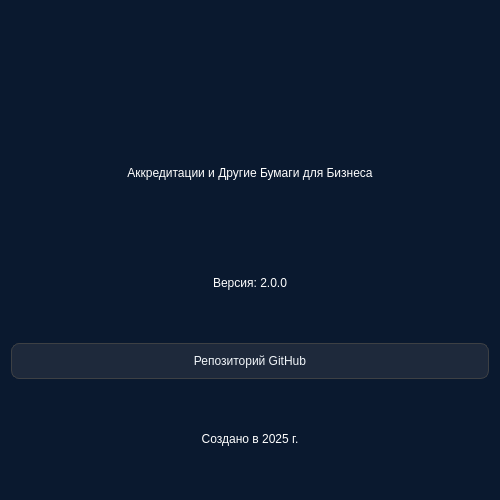
Old version of the form UncompiledUI/About.ui in the repository CyberBro9/aobp.
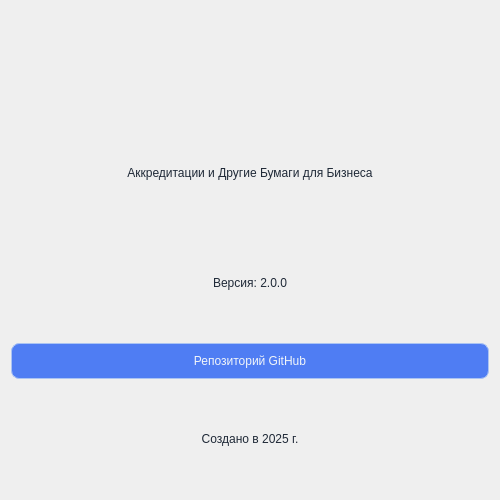
New version of the form. Icons and pictures are not drawn.

Commit message: Finish revamping UI

What changed in the file:
```diff
--- a/UncompiledUI/About.ui
+++ b/UncompiledUI/About.ui
@@ -18,24 +18,30 @@
   </property>
   <property name="styleSheet">
    <string notr="true">QDialog {
-	background-color: #0a192f
+	background-color: #F5F7FAf
 }
 QLabel {
 	font: 16px 'Inter';
-	color: rgb(255, 255, 255)
+	color: #1F2937
 }
 QLabel#label {
 	font: 24px 'Inter';
 	color: rgb(255, 255, 255)
 }
-QPushButton {
-    background-color: #1e293b;
-    border: 1px solid #3d4044;
-    border-radius: 8px;
-    padding: 10px 18px;
-    color: #f1f5f9;
-	font: 500 11pt 'Inter', 'Segoe UI', 'Yu Gothic UI';
-}</string>
+ QPushButton {
+            background-color: rgb(79, 125, 243);
+            border: 1px solid rgb(171, 196, 243);
+            border-radius: 8px;
+            padding: 10px 18px;
+            color: #f1f5f9;
+            font: 500 11pt 'Inter', 'Segoe UI', 'Yu Gothic UI';
+        }
+        QPushButton:hover {
+            background-color: rgb(105, 136, 248);
+        }
+        QPushButton:pressed {
+            background-color: rgb(63, 100, 194);
+        }</string>
   </property>
   <layout class="QVBoxLayout" name="verticalLayout">
    <property name="spacing">
@@ -43,6 +49,9 @@
    </property>
    <item>
     <widget class="QLabel" name="label">
+     <property name="styleSheet">
+      <string notr="true">image: url(:/Assets/aobp.ico)</string>
+     </property>
      <property name="text">
       <string/>
      </property>
```
Left out of the diff: 3 changed lines with no effect on the pictures. The commit also changes 7 other files.
